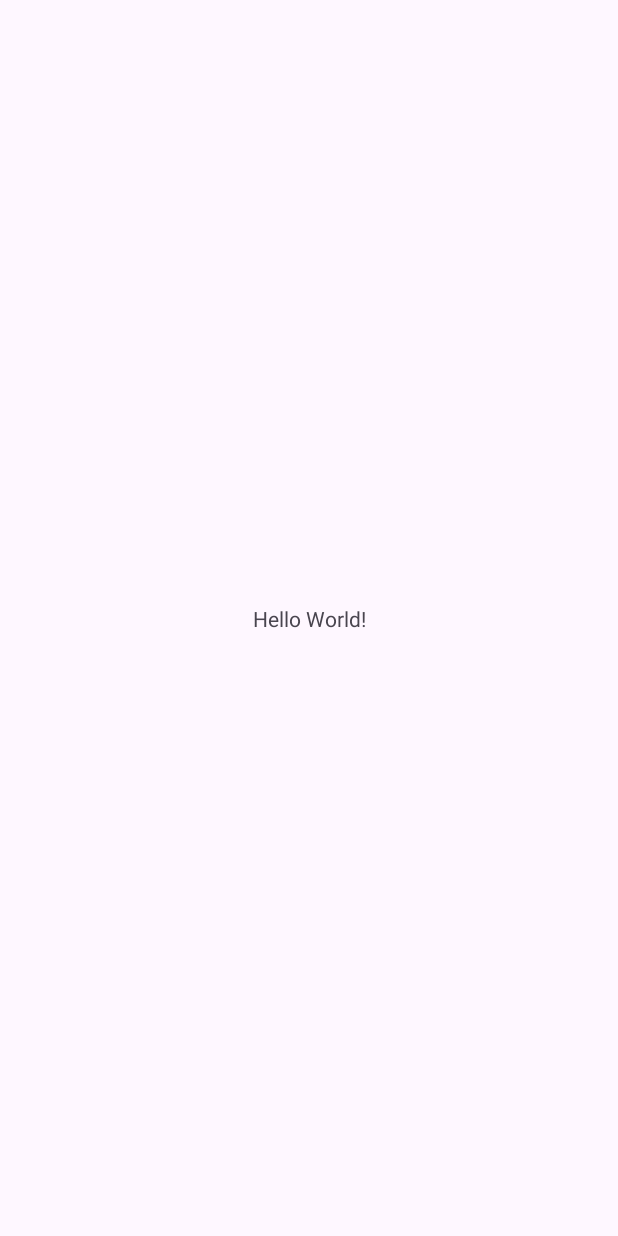
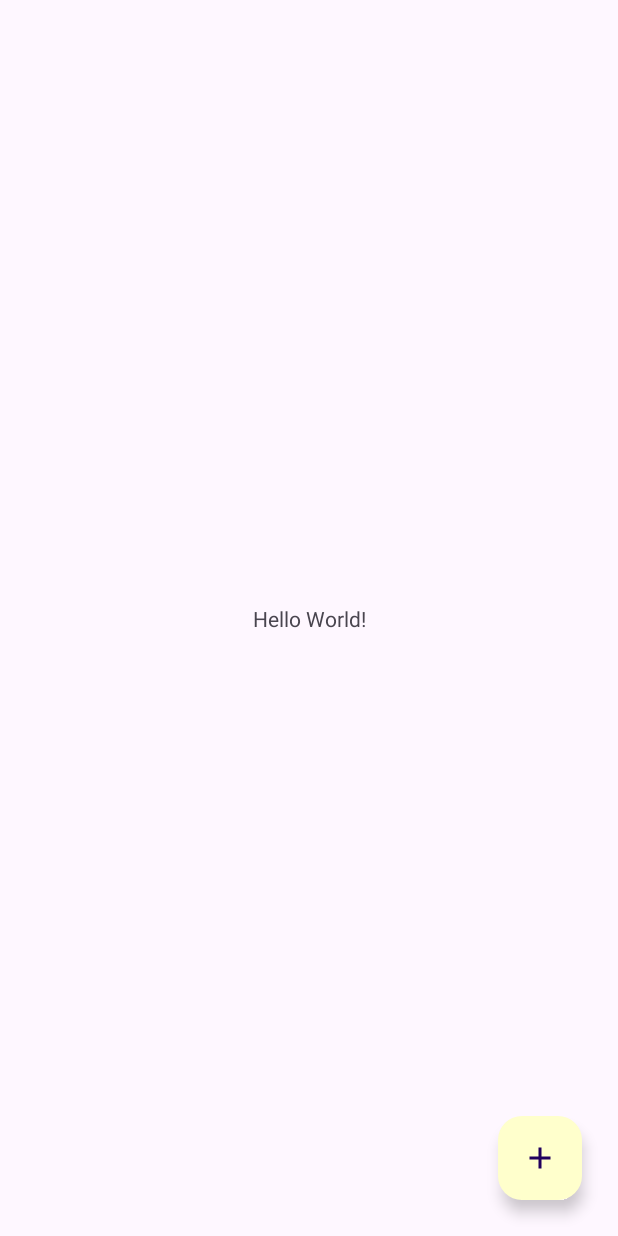
Before and after one commit to mtaltindas/Kotlin-Expandable_Fab, an Android app: the screen it shows after launch (MainActivity), on a phone screen of 412 x 824 dp. Before the commit the screen is almost empty. Run offline under Robolectric (Android 15) with nearby library versions, the phone set to English and light mode, and no system bars.

Commit message:
An example for Expandable Floating Action Button with extra two buttons

```diff
--- a/app/build.gradle
+++ b/app/build.gradle
@@ -5,7 +5,7 @@ plugins {
 
 android {
     namespace 'com.altindas.expandable_fab'
-    compileSdk 33
+    compileSdk 34
 
     defaultConfig {
         applicationId "com.altindas.expandable_fab"
--- a/app/src/main/java/com/altindas/expandable_fab/MainActivity.kt
+++ b/app/src/main/java/com/altindas/expandable_fab/MainActivity.kt
@@ -2,10 +2,71 @@ package com.altindas.expandable_fab
 
 import androidx.appcompat.app.AppCompatActivity
 import android.os.Bundle
+import android.view.View
+import android.view.animation.Animation
+import android.view.animation.AnimationUtils
+import android.widget.Toast
+import com.google.android.material.floatingactionbutton.FloatingActionButton
 
 class MainActivity : AppCompatActivity() {
+
+    private val rotateOpen: Animation by lazy { AnimationUtils.loadAnimation(this,R.anim.rotate_open_anim) }
+    private val rotateClose: Animation by lazy { AnimationUtils.loadAnimation(this,R.anim.rotate_close_anim) }
+    private val fromBottom: Animation by lazy { AnimationUtils.loadAnimation(this,R.anim.rotate_open_anim) }
+    private val toBottom: Animation by lazy { AnimationUtils.loadAnimation(this,R.anim.rotate_open_anim) }
+
+    lateinit var add_btn:FloatingActionButton
+    lateinit var edit_btn:FloatingActionButton
+    lateinit var image_btn:FloatingActionButton
+
+    private var clicked =false
     override fun onCreate(savedInstanceState: Bundle?) {
         super.onCreate(savedInstanceState)
         setContentView(R.layout.activity_main)
+        add_btn=findViewById<FloatingActionButton>(R.id.add_btn)
+        edit_btn=findViewById<FloatingActionButton>(R.id.edit_btn)
+        image_btn=findViewById<FloatingActionButton>(R.id.image_btn)
+
+        add_btn.setOnClickListener {
+            onAddButtonClicked()
+
+        }
+        edit_btn.setOnClickListener {
+            Toast.makeText(this,"edit",Toast.LENGTH_SHORT).show()
+
+        }
+        image_btn.setOnClickListener {
+            Toast.makeText(this,"img",Toast.LENGTH_SHORT).show()
+        }
+
     }
+    private fun onAddButtonClicked(){
+        setVisibility(clicked)
+        setAnimation(clicked)
+        clicked=!clicked
+    }
+    private fun setVisibility(clicked:Boolean){
+        if(!clicked){
+            edit_btn.visibility= View.VISIBLE
+            image_btn.visibility=View.VISIBLE
+        }else{
+            edit_btn.visibility= View.INVISIBLE
+            image_btn.visibility=View.INVISIBLE
+        }
+
+    }
+    private fun setAnimation(clicked: Boolean){
+        if(!clicked){
+            edit_btn.startAnimation(fromBottom)
+            image_btn.startAnimation(fromBottom)
+            add_btn.startAnimation(rotateOpen)
+        }else{
+            edit_btn.startAnimation(toBottom)
+            image_btn.startAnimation(toBottom)
+            add_btn.startAnimation(rotateClose)
+        }
+
+    }
+
+
 }
--- /dev/null
+++ b/app/src/main/res/anim/rotate_close_anim.xml
@@ -0,0 +1,11 @@
+<?xml version="1.0" encoding="utf-8"?>
+<set xmlns:android="http://schemas.android.com/apk/res/android"
+    android:fillAfter="true">
+
+    <rotate
+        android:fromDegrees="45"
+        android:pivotX="50%"
+        android:pivotY="50%"
+        android:toDegrees="0"
+        android:duration="300"/>
+</set>
--- /dev/null
+++ b/app/src/main/res/anim/rotate_open_anim.xml
@@ -0,0 +1,10 @@
+<?xml version="1.0" encoding="utf-8"?>
+<set xmlns:android="http://schemas.android.com/apk/res/android">
+
+    <rotate
+        android:fromDegrees="0"
+        android:pivotX="50%"
+        android:pivotY="50%"
+        android:toDegrees="45"
+        android:duration="300"></rotate>
+</set>
--- /dev/null
+++ b/app/src/main/res/drawable/fab_add.xml
@@ -0,0 +1,5 @@
+<vector android:height="24dp" android:tint="#000000"
+    android:viewportHeight="24" android:viewportWidth="24"
+    android:width="24dp" xmlns:android="http://schemas.android.com/apk/res/android">
+    <path android:fillColor="@android:color/white" android:pathData="M19,13h-6v6h-2v-6H5v-2h6V5h2v6h6v2z"/>
+</vector>
--- /dev/null
+++ b/app/src/main/res/drawable/fab_edit.xml
@@ -0,0 +1,5 @@
+<vector android:height="24dp" android:tint="#000000"
+    android:viewportHeight="24" android:viewportWidth="24"
+    android:width="24dp" xmlns:android="http://schemas.android.com/apk/res/android">
+    <path android:fillColor="@android:color/white" android:pathData="M3,17.25V21h3.75L17.81,9.94l-3.75,-3.75L3,17.25zM20.71,7.04c0.39,-0.39 0.39,-1.02 0,-1.41l-2.34,-2.34c-0.39,-0.39 -1.02,-0.39 -1.41,0l-1.83,1.83 3.75,3.75 1.83,-1.83z"/>
+</vector>
--- /dev/null
+++ b/app/src/main/res/drawable/fab_image.xml
@@ -0,0 +1,5 @@
+<vector android:height="24dp" android:tint="#000000"
+    android:viewportHeight="24" android:viewportWidth="24"
+    android:width="24dp" xmlns:android="http://schemas.android.com/apk/res/android">
+    <path android:fillColor="@android:color/white" android:pathData="M21,19V5c0,-1.1 -0.9,-2 -2,-2H5c-1.1,0 -2,0.9 -2,2v14c0,1.1 0.9,2 2,2h14c1.1,0 2,-0.9 2,-2zM8.5,13.5l2.5,3.01L14.5,12l4.5,6H5l3.5,-4.5z"/>
+</vector>
--- a/app/src/main/res/layout/activity_main.xml
+++ b/app/src/main/res/layout/activity_main.xml
@@ -15,4 +15,44 @@
         app:layout_constraintStart_toStartOf="parent"
         app:layout_constraintTop_toTopOf="parent" />
 
+    <com.google.android.material.floatingactionbutton.FloatingActionButton
+        android:id="@+id/add_btn"
+        android:layout_width="wrap_content"
+        android:layout_height="wrap_content"
+        android:layout_marginEnd="24dp"
+        android:layout_marginBottom="24dp"
+        android:clickable="true"
+        android:focusable="true"
+        android:tint="@color/white"
+        android:backgroundTint="#FFFFCC"
+        app:layout_constraintBottom_toBottomOf="parent"
+        app:layout_constraintEnd_toEndOf="parent"
+        app:srcCompat="@drawable/fab_add" />
+
+    <com.google.android.material.floatingactionbutton.FloatingActionButton
+        android:id="@+id/edit_btn"
+        android:layout_width="wrap_content"
+        android:layout_height="wrap_content"
+        android:layout_marginBottom="16dp"
+        android:clickable="true"
+        android:focusable="true"
+        android:visibility="invisible"
+        android:tint="@android:color/white"
+        app:layout_constraintBottom_toTopOf="@+id/add_btn"
+        app:layout_constraintEnd_toEndOf="@+id/add_btn"
+        app:srcCompat="@drawable/fab_edit" />
+
+    <com.google.android.material.floatingactionbutton.FloatingActionButton
+        android:id="@+id/image_btn"
+        android:layout_width="wrap_content"
+        android:layout_height="wrap_content"
+        android:layout_marginBottom="16dp"
+        android:clickable="true"
+        android:focusable="true"
+        android:visibility="invisible"
+        android:tint="@android:color/white"
+        app:layout_constraintBottom_toTopOf="@+id/edit_btn"
+        app:layout_constraintEnd_toEndOf="@+id/edit_btn"
+        app:srcCompat="@drawable/fab_image" />
+
 </androidx.constraintlayout.widget.ConstraintLayout>
--- a/build.gradle
+++ b/build.gradle
@@ -1,6 +1,6 @@
 // Top-level build file where you can add configuration options common to all sub-projects/modules.
 plugins {
-    id 'com.android.application' version '8.0.1' apply false
-    id 'com.android.library' version '8.0.1' apply false
+    id 'com.android.application' version '8.4.0' apply false
+    id 'com.android.library' version '8.4.0' apply false
     id 'org.jetbrains.kotlin.android' version '1.8.20' apply false
 }
```
Also changed, not shown: app/src/main/res/anim/from_bottom_anim.xml (added, +18 -0 lines), app/src/main/res/anim/to_bottom_anim.xml (added, +18 -0 lines), gradle/wrapper/gradle-wrapper.properties.
